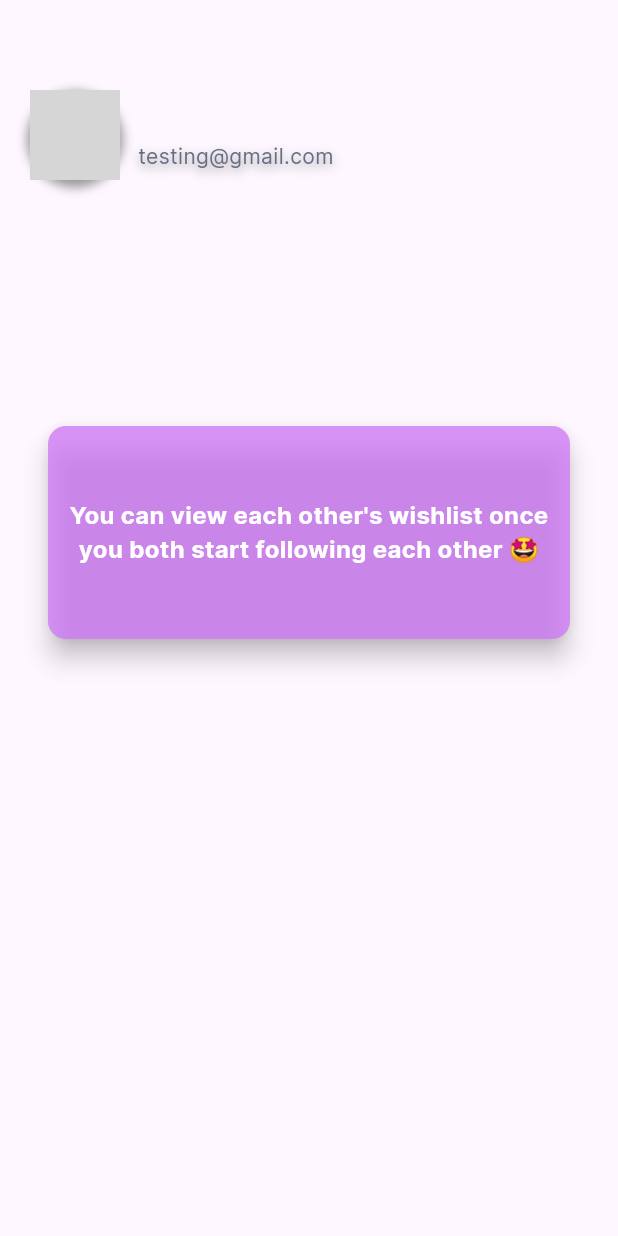
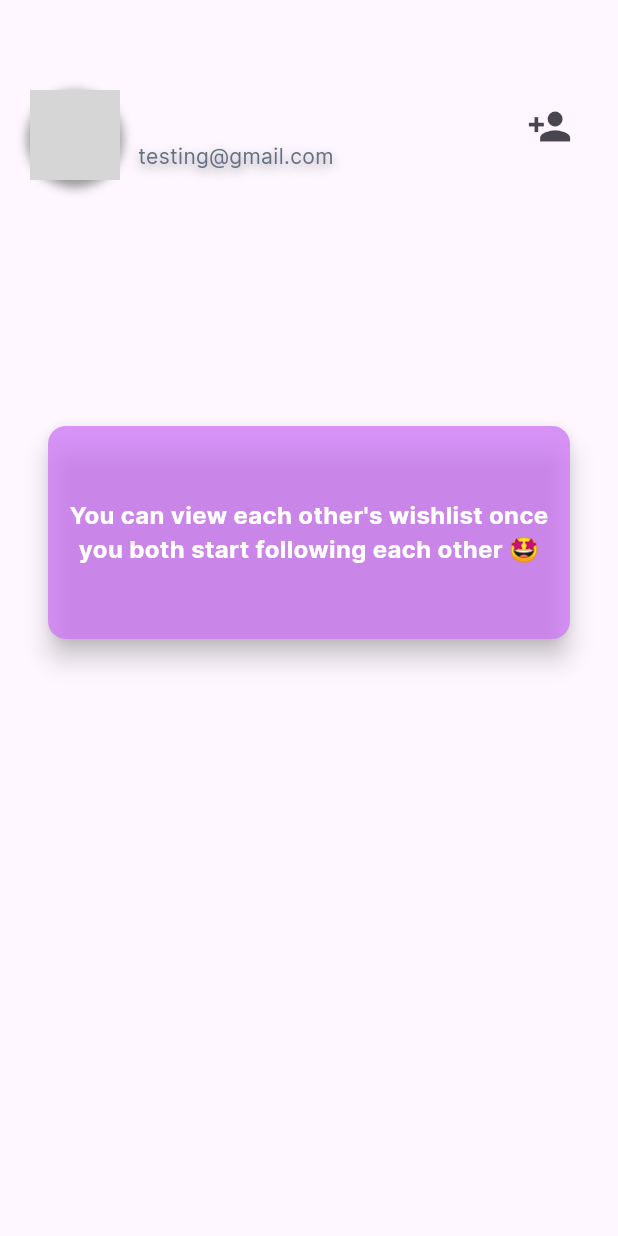
Before and after one commit to SweetFavors/SweetFavors, a Flutter app: the FriendWishlistFollowers screen opened directly with empty values, on a phone screen of 412 x 824 dp. Run offline on Flutter 3.47's test engine with Material 3 defaults, Android fonts, the phone set to English and light mode, and no system bars; our stand-ins replace cached_network_image, dio, flutter_swiper_view; missing offline and left inert: flutter_floating_bottom_bar; network calls fail; grey boxes are pictures that could not be loaded.

Commit message:
modified friends following/follower thingy

```diff
--- a/sweet_favors/lib/pages/Friends/friend_wishlist_followers.dart
+++ b/sweet_favors/lib/pages/Friends/friend_wishlist_followers.dart
@@ -1,4 +1,5 @@
 import 'package:flutter/material.dart';
+import 'package:sweet_favors/Utils/color_use.dart';
 import 'package:sweet_favors/components/follower_model.dart';
 import 'package:sweet_favors/components/following_model.dart';
 import 'package:sweet_favors/widgets/card_widget.dart';
--- a/sweet_favors/lib/widgets/friend_profile_bar.dart
+++ b/sweet_favors/lib/widgets/friend_profile_bar.dart
@@ -1,6 +1,7 @@
 import 'package:cached_network_image/cached_network_image.dart';
 import 'package:flutter/material.dart';
 import 'package:sweet_favors/Utils/color_use.dart';
+import 'package:sweet_favors/pages/Friends/add_friend.dart';
 import 'package:sweet_favors/pages/home.dart';
 
 class FriendProfileBar extends StatelessWidget {
@@ -81,6 +82,27 @@ class FriendProfileBar extends StatelessWidget {
                   ),
                 ],
               ),
+              //If they're not mutuals, there will be an option to add them
+              //If they're mutuals, the icon will change to another one
+              const SizedBox(
+                width: 120,
+              ),
+              IconButton(
+                icon: const Icon(
+                  Icons.person_add,
+                  size: 30,
+                ),
+                tooltip: 'Add friend',
+                onPressed: () {
+                  Navigator.push(
+                    context,
+                    MaterialPageRoute(
+                      builder: (context) => const AddFriend(),
+                      // this is not completed, it needs to check if the friend is mutual follow or not
+                    ),
+                  );
+                },
+              ),
             ],
           ),
         ),
```
